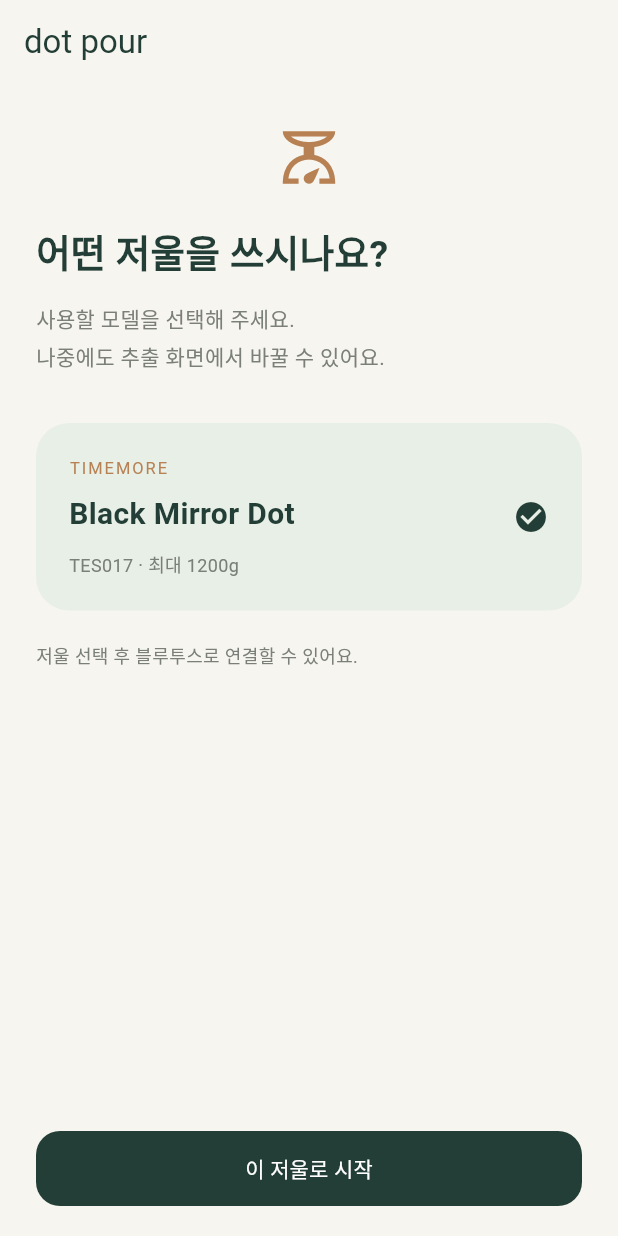
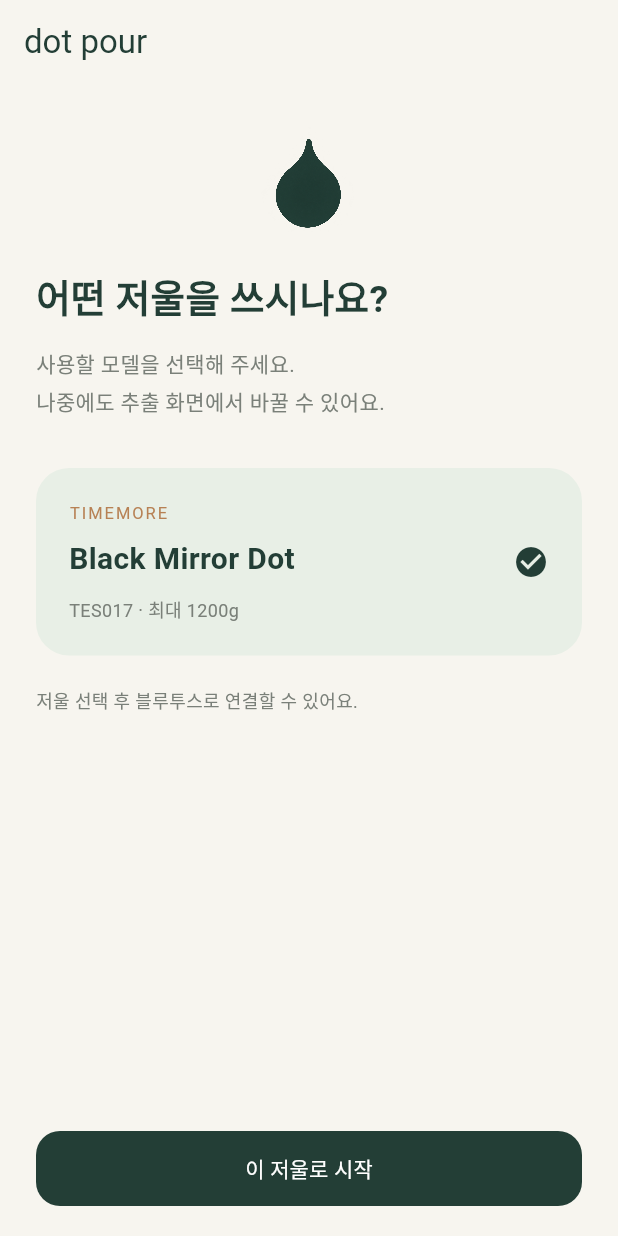
Before and after one commit to gomgoguma/dot-pour, a Flutter app: the screen it shows after launch, on a phone screen of 412 x 824 dp. Run offline on Flutter 3.47's test engine with Material 3 defaults, Android fonts, the phone set to English and light mode, and no system bars; our stand-ins replace shared_preferences, wakelock_plus; missing offline and left inert: bluetooth_low_energy.

Commit message:
Add generated droplet branding and native app icons

```diff
--- a/lib/main.dart
+++ b/lib/main.dart
@@ -4,6 +4,7 @@ import 'package:shared_preferences/shared_preferences.dart';
 import 'brew_controller.dart';
 import 'brew_session.dart';
 import 'ui/brew_chart.dart';
+import 'ui/brand_mark.dart';
 import 'ui/brew_settings.dart';
 import 'ui/device_picker.dart';
 import 'ui/recipe_library.dart';
@@ -284,11 +285,7 @@ class _BrewScreenState extends State<BrewScreen> {
                   children: [
                     Row(
                       children: [
-                        const Icon(
-                          Icons.blur_circular_rounded,
-                          size: 25,
-                          color: ink,
-                        ),
+                        const BrandMark(),
                         const SizedBox(width: 8),
                         const Expanded(
                           child: Text(
--- /dev/null
+++ b/lib/ui/brand_mark.dart
@@ -0,0 +1,14 @@
+import 'package:flutter/material.dart';
+
+class BrandMark extends StatelessWidget {
+  final double size;
+  const BrandMark({super.key, this.size = 32});
+  @override
+  Widget build(BuildContext context) => Image.asset(
+    'assets/brand/dot-pour-drop.png',
+    width: size,
+    height: size,
+    filterQuality: FilterQuality.high,
+    semanticLabel: 'Dot Pour 물방울 로고',
+  );
+}
--- a/lib/ui/scale_selection.dart
+++ b/lib/ui/scale_selection.dart
@@ -1,5 +1,6 @@
 import 'package:flutter/material.dart';
 import '../brew_controller.dart';
+import 'brand_mark.dart';
 import 'style.dart';
 
 class ScaleSelectionScreen extends StatefulWidget {
@@ -51,7 +52,7 @@ class _ScaleSelectionScreenState extends State<ScaleSelectionScreen> {
         child: ListView(
           padding: const EdgeInsets.fromLTRB(24, 28, 24, 24),
           children: [
-            const Icon(Icons.scale_outlined, size: 42, color: copper),
+            const Center(child: BrandMark(size: 72)),
             const SizedBox(height: 24),
             Text(
               widget.firstRun ? '어떤 저울을 쓰시나요?' : '함께할 저울을 선택하세요.',
--- a/pubspec.yaml
+++ b/pubspec.yaml
@@ -59,6 +59,8 @@ flutter:
   # included with your application, so that you can use the icons in
   # the material Icons class.
   uses-material-design: true
+  assets:
+    - assets/brand/dot-pour-drop.png
 
   # To add assets to your application, add an assets section, like this:
   # assets:
```
Also changed, not shown: assets/brand/generation.txt (added, +12 -0 lines), assets/brand/dot-pour-drop.png (added), 30 other files.
